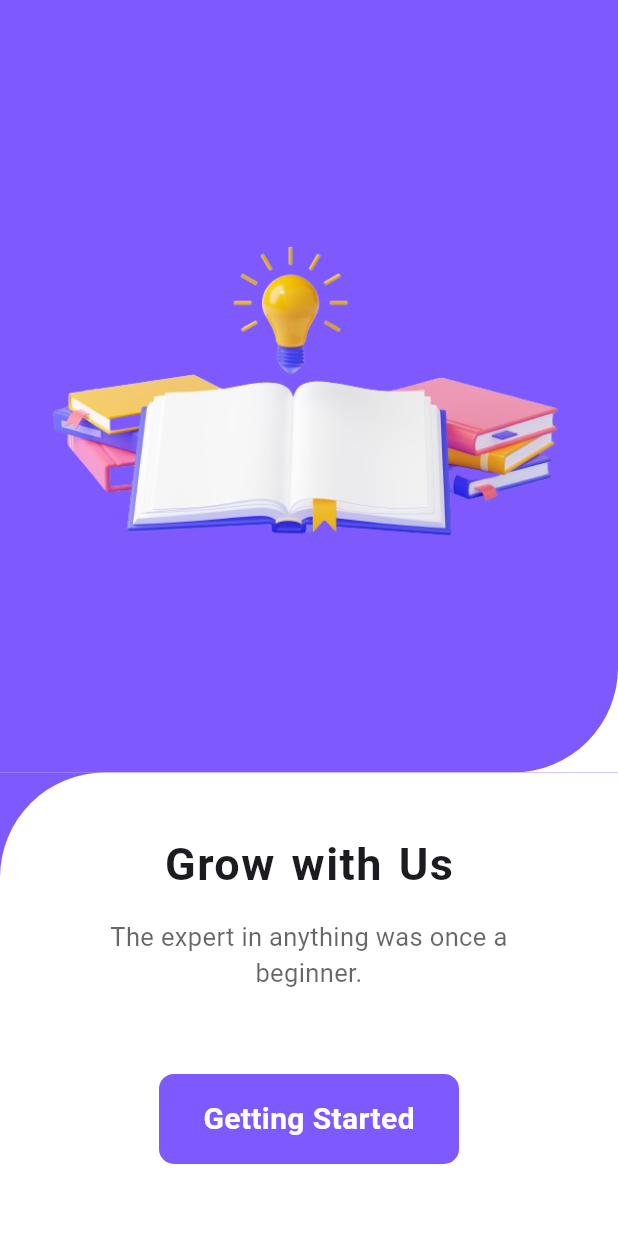
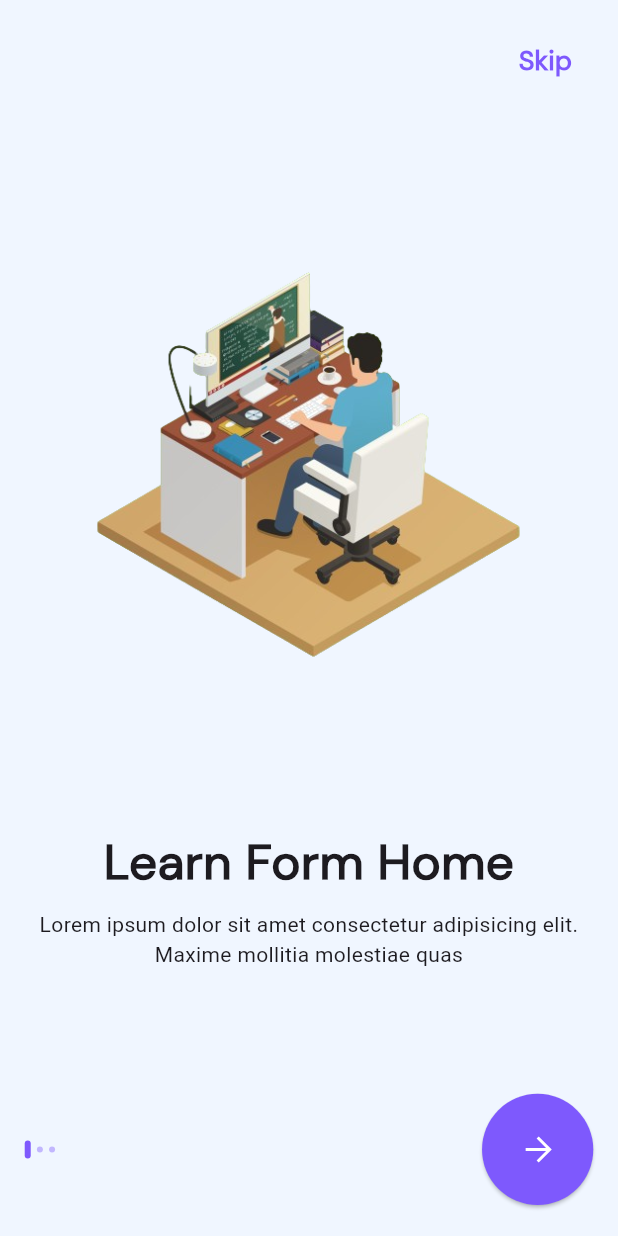
Before and after one commit to showravdas11/poralekha-app, a Flutter app: the screen it shows after launch, on a phone screen of 412 x 824 dp. Run offline on Flutter 3.47's test engine with Material 3 defaults, Android fonts, the phone set to English and light mode, and no system bars; our stand-ins replace awesome_dialog, cloud_firestore, firebase_auth, firebase_core, flutter_spinkit, flutter_svg and 6 more; missing offline and left inert: syncfusion_flutter_pdfviewer; accounts and stored records are empty; project files that could hold a hidden picture were left out.

Commit message:
onboard screen design changed

```diff
--- a/lib/screens/OnBoard/OnBoardScreen.dart
+++ b/lib/screens/OnBoard/OnBoardScreen.dart
@@ -1,12 +1,12 @@
 import 'package:cloud_firestore/cloud_firestore.dart';
 import 'package:firebase_auth/firebase_auth.dart';
 import 'package:flutter/material.dart';
-import 'package:poralekha_app/common/RoundedButton.dart';
+import 'package:flutter_svg/flutter_svg.dart';
+import 'package:poralekha_app/theme/myTheme.dart';
 import 'package:poralekha_app/utils/check_user.dart';
-import 'package:poralekha_app/theme/myTheme.dart';
 
 class OnBoardScreen extends StatefulWidget {
-  const OnBoardScreen({super.key});
+  const OnBoardScreen({Key? key}) : super(key: key);
 
   @override
   State<OnBoardScreen> createState() => _OnBoardScreenState();
@@ -16,8 +16,18 @@ class _OnBoardScreenState extends State<OnBoardScreen> {
   late Stream<QuerySnapshot> _usersStream;
   final auth = FirebaseAuth.instance;
 
+  late PageController _pageController;
+  int _pageIndex = 0;
+
+  // @override
+  // void initState() {
+
+  //   super.initState();
+  // }
+
   @override
   void initState() {
+    _pageController = PageController(initialPage: 0);
     super.initState();
     User? user = FirebaseAuth.instance.currentUser;
     _usersStream = FirebaseFirestore.instance
@@ -27,101 +37,194 @@ class _OnBoardScreenState extends State<OnBoardScreen> {
   }
 
   @override
+  void dispose() {
+    _pageController.dispose();
+    super.dispose();
+  }
+
+  @override
   Widget build(BuildContext context) {
+    final screenHeight = MediaQuery.of(context).size.height;
+    final screenWidth = MediaQuery.of(context).size.width;
+
     return Scaffold(
-      backgroundColor: MyTheme.canvousColor,
-      body: Container(
-        width: MediaQuery.of(context).size.width,
-        height: MediaQuery.of(context).size.height,
-        child: Stack(
-          children: [
-            Stack(
-              children: [
-                Container(
-                  width: MediaQuery.of(context).size.width,
-                  height: MediaQuery.of(context).size.height / 1.6,
-                  decoration: BoxDecoration(
-                    color: Colors.white,
+      body: SafeArea(
+        child: Padding(
+          padding: EdgeInsets.all(screenWidth * 0.04),
+          child: Column(
+            children: [
+              Row(
+                mainAxisAlignment: MainAxisAlignment.end,
+                children: [
+                  TextButton(
+                    onPressed: () {
+                      Navigator.push(
+                        context,
+                        MaterialPageRoute(builder: (context) => CheckUser()),
+                      );
+                    },
+                    child: Text(
+                      "Skip",
+                      style: TextStyle(
+                          fontSize: 18,
+                          fontWeight: FontWeight.w600,
+                          fontFamily: "FontMain",
+                          color: MyTheme.buttonColor),
+                    ),
+                  ),
+                ],
+              ),
+              Expanded(
+                child: PageView.builder(
+                  itemCount: demo_data.length,
+                  controller: _pageController,
+                  onPageChanged: (index) {
+                    setState(() {
+                      _pageIndex = index;
+                    });
+                  },
+                  itemBuilder: (context, index) => OnboardContent(
+                    image: demo_data[index].image,
+                    title: demo_data[index].title,
+                    description: demo_data[index].description,
                   ),
                 ),
-                Container(
-                  width: MediaQuery.of(context).size.width,
-                  height: MediaQuery.of(context).size.height / 1.6,
-                  decoration: BoxDecoration(
-                      color: Color(0xFF7E59FD),
-                      borderRadius:
-                          BorderRadius.only(bottomRight: Radius.circular(70))),
-                  child: Center(
-                    child: Image.asset(
-                      "assets/images/book.png",
-                      scale: 0.8,
+              ),
+              Row(
+                children: [
+                  ...List.generate(
+                    demo_data.length,
+                    (index) => Padding(
+                      padding: EdgeInsets.only(right: screenWidth * 0.01),
+                      child: DotIndicator(isActive: index == _pageIndex),
                     ),
                   ),
-                ),
-              ],
-            ),
-            Align(
-              alignment: Alignment.bottomCenter,
-              child: Container(
-                width: MediaQuery.of(context).size.width,
-                height: MediaQuery.of(context).size.height / 2.666,
-                decoration: BoxDecoration(
-                  color: Color(0xFF7E59FD),
-                ),
-              ),
-            ),
-            Align(
-              alignment: Alignment.bottomCenter,
-              child: Container(
-                width: MediaQuery.of(context).size.width,
-                height: MediaQuery.of(context).size.height / 2.666,
-                padding: EdgeInsets.only(top: 40, bottom: 30),
-                decoration: BoxDecoration(
-                    color: Colors.white,
-                    borderRadius:
-                        BorderRadius.only(topLeft: Radius.circular(70))),
-                child: Column(
-                  children: [
-                    Text(
-                      "Grow with Us",
-                      style: TextStyle(
-                          fontSize: 30,
-                          fontWeight: FontWeight.w600,
-                          letterSpacing: 1,
-                          wordSpacing: 2),
-                    ),
-                    SizedBox(
-                      height: 15,
-                    ),
-                    Padding(
-                      padding: EdgeInsets.symmetric(horizontal: 40),
-                      child: Text(
-                        "The expert in anything was once a beginner.",
-                        textAlign: TextAlign.center,
-                        style: TextStyle(
-                            fontSize: 17, color: Colors.black.withOpacity(0.6)),
+                  Spacer(),
+                  SizedBox(
+                    height: screenHeight * 0.1,
+                    width: screenWidth * 0.18,
+                    child: ElevatedButton(
+                      style: ElevatedButton.styleFrom(
+                        shape: CircleBorder(),
+                        backgroundColor: MyTheme.buttonColor,
+                      ),
+                      onPressed: () {
+                        _pageController.nextPage(
+                          duration: Duration(milliseconds: 300),
+                          curve: Curves.ease,
+                        );
+                      },
+                      child: SvgPicture.asset(
+                        "assets/images/reshot-icon-arrow-right-LA2EJ39WDT.svg",
+                        color: Colors.white,
+                        fit: BoxFit.cover,
                       ),
                     ),
-                    SizedBox(
-                      height: 55,
-                    ),
-                    RoundedButton(
-                        title: "Getting Started",
-                        width: 200,
-                        onTap: () {
-                          Navigator.push(
-                            context,
-                            MaterialPageRoute(
-                                builder: (context) => CheckUser()),
-                          );
-                        }),
-                  ],
-                ),
-              ),
-            ),
-          ],
+                  ),
+                ],
+              )
+            ],
+          ),
         ),
       ),
     );
   }
 }
+
+class DotIndicator extends StatelessWidget {
+  const DotIndicator({
+    Key? key,
+    required this.isActive,
+  }) : super(key: key);
+
+  final bool isActive;
+
+  @override
+  Widget build(BuildContext context) {
+    return AnimatedContainer(
+      duration: Duration(milliseconds: 300),
+      height: isActive ? 12 : 4,
+      width: 4,
+      decoration: BoxDecoration(
+        color: isActive
+            ? MyTheme.buttonColor
+            : MyTheme.buttonColor.withOpacity(0.4),
+        borderRadius: BorderRadius.circular(12),
+      ),
+    );
+  }
+}
+
+class Onboard {
+  final String image, title, description;
+
+  Onboard({
+    required this.image,
+    required this.title,
+    required this.description,
+  });
+}
+
+final List<Onboard> demo_data = [
+  Onboard(
+    image: "assets/images/onb2.png",
+    title: "Learn Form Home",
+    description:
+        "Lorem ipsum dolor sit amet consectetur adipisicing elit. Maxime mollitia molestiae quas",
+  ),
+  Onboard(
+    image: "assets/images/onb3.png",
+    title: "Discover Your Power",
+    description:
+        "Lorem ipsum dolor sit amet consectetur adipisicing elit. Maxime mollitia molestiae quas",
+  ),
+  Onboard(
+    image: "assets/images/onb1.png",
+    title: "Findout Your Creativity",
+    description:
+        "Lorem ipsum dolor sit amet consectetur adipisicing elit. Maxime mollitia molestiae quas",
+  )
+];
+
+class OnboardContent extends StatelessWidget {
+  const OnboardContent({
+    Key? key,
+    required this.image,
+    required this.title,
+    required this.description,
+  }) : super(key: key);
+
+  final String image, title, description;
+
+  @override
+  Widget build(BuildContext context) {
+    return Column(
+      children: [
+        Spacer(),
+        Image.asset(
+          image,
+          height: MediaQuery.of(context).size.height * 0.4,
+        ),
+        Spacer(),
+        Text(
+          title,
+          textAlign: TextAlign.center,
+          style: TextStyle(
+            fontSize: MediaQuery.of(context).size.width * 0.08,
+            fontWeight: FontWeight.bold,
+            fontFamily: "FontMain",
+          ),
+        ),
+        SizedBox(
+          height: MediaQuery.of(context).size.height * 0.01,
+        ),
+        Text(
+          description,
+          textAlign: TextAlign.center,
+          style: TextStyle(),
+        ),
+        Spacer(),
+      ],
+    );
+  }
+}
```
Also changed, not shown: assets/images/arrowon.svg (added), assets/images/onb1.png (added), assets/images/onb2.png (added), assets/images/onb3.png (added), assets/images/onboard2.png (added), assets/images/reshot-icon-arrow-right-LA2EJ39WDT.svg (added), assets/images/super-businessman_8140-442-removebg-preview.png (added).
